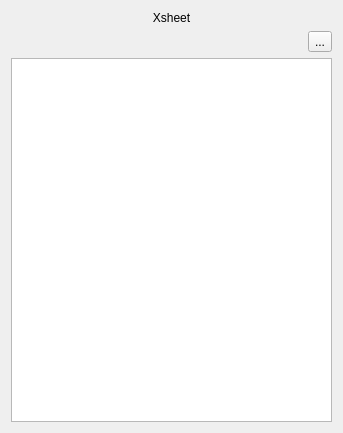
The window that app/ui/xsheet.ui (pencil2d/pencil) describes before a commit, drawn with Qt 5.
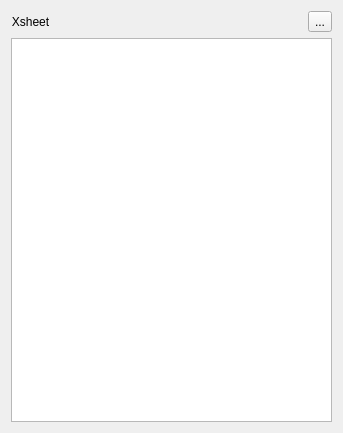
The same window after the commit.

Commit message: Xsheet interacts with Timeline, not vice versa

```diff
--- a/app/ui/xsheet.ui
+++ b/app/ui/xsheet.ui
@@ -16,11 +16,19 @@
     <verstretch>0</verstretch>
    </sizepolicy>
   </property>
+  <property name="minimumSize">
+   <size>
+    <width>130</width>
+    <height>0</height>
+   </size>
+  </property>
   <property name="windowTitle">
    <string>Dialog</string>
   </property>
   <layout class="QVBoxLayout" name="verticalLayout">
    <item>
+    <layout class="QHBoxLayout" name="horizontalLayout">
+     <item>
     <widget class="QLabel" name="labHeader">
      <property name="text">
       <string>Xsheet</string>
@@ -31,8 +39,6 @@
     </widget>
    </item>
    <item>
-    <layout class="QHBoxLayout" name="horizontalLayout">
-     <item>
       <spacer name="horizontalSpacer">
        <property name="orientation">
         <enum>Qt::Horizontal</enum>
@@ -55,7 +61,37 @@
     </layout>
    </item>
    <item>
-    <widget class="QTableWidget" name="tableXsheet"/>
+    <widget class="QTableWidget" name="tableXsheet">
+     <property name="enabled">
+      <bool>true</bool>
+     </property>
+     <property name="font">
+      <font>
+       <pointsize>10</pointsize>
+      </font>
+     </property>
+     <property name="editTriggers">
+      <set>QAbstractItemView::NoEditTriggers</set>
+     </property>
+     <property name="alternatingRowColors">
+      <bool>false</bool>
+     </property>
+     <property name="selectionMode">
+      <enum>QAbstractItemView::SingleSelection</enum>
+     </property>
+     <property name="wordWrap">
+      <bool>false</bool>
+     </property>
+     <attribute name="horizontalHeaderVisible">
+      <bool>false</bool>
+     </attribute>
+     <attribute name="horizontalHeaderDefaultSectionSize">
+      <number>200</number>
+     </attribute>
+     <attribute name="verticalHeaderVisible">
+      <bool>false</bool>
+     </attribute>
+    </widget>
    </item>
   </layout>
  </widget>
```
Left out of the diff: 2 changed lines with no effect on the pictures. Lines whose indentation alone changed are shown as unchanged. The commit also changes 5 other files.
